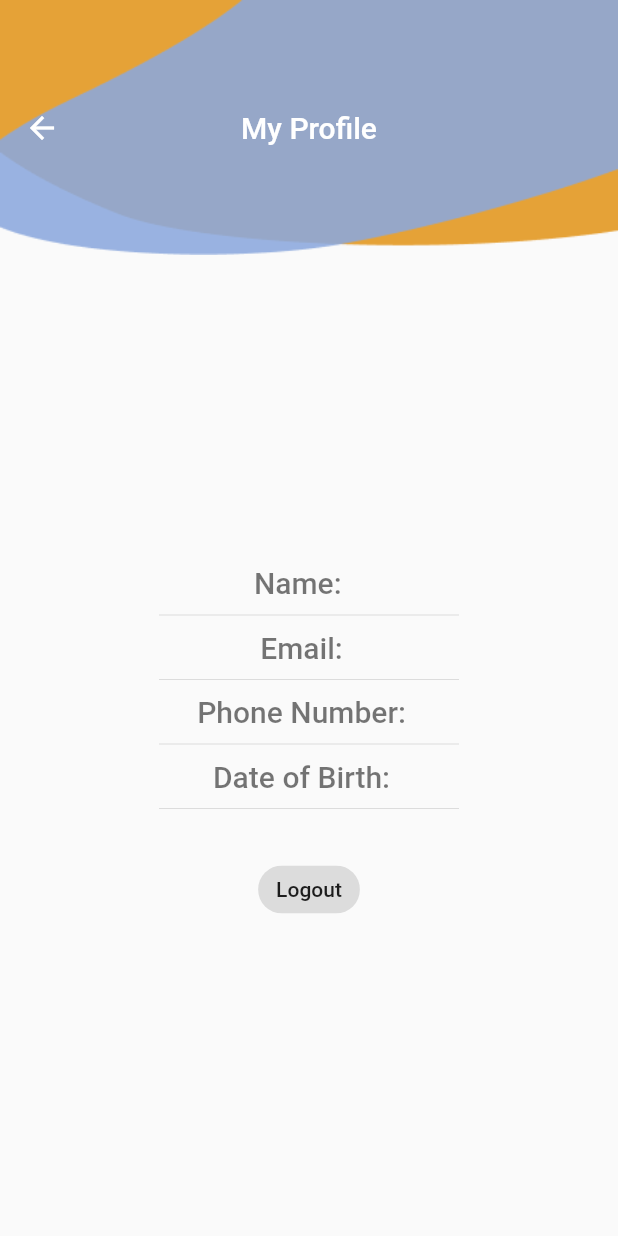
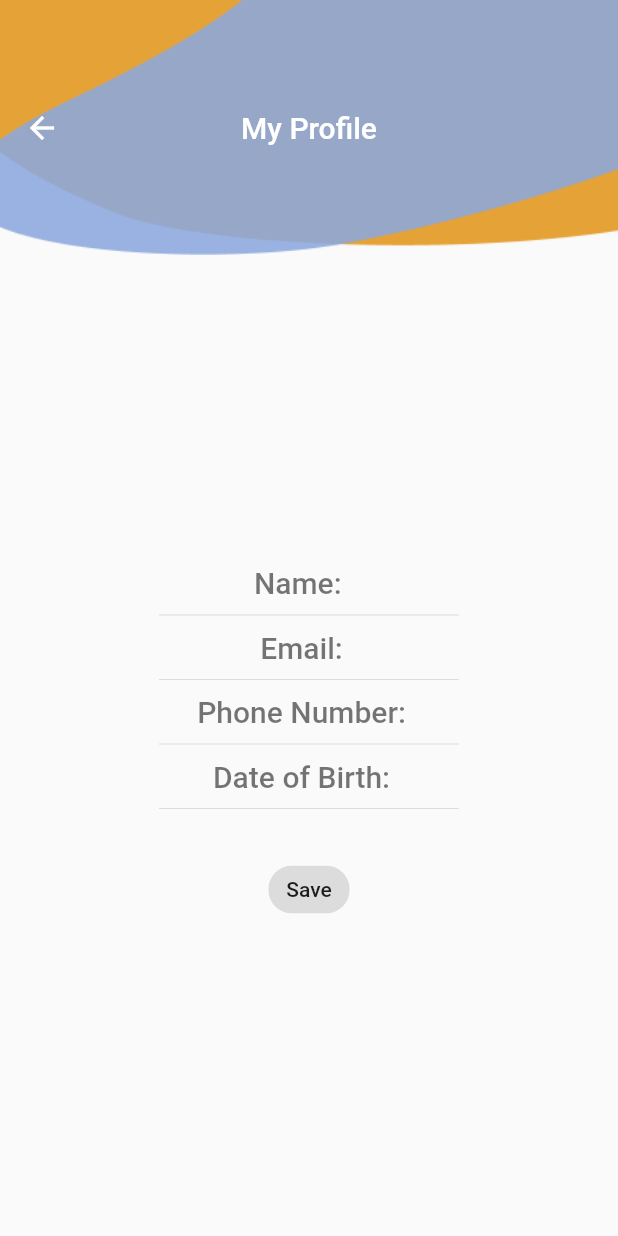
Before and after one commit to shooga12/Taqdaa, a Flutter app: the Homepprofile screen opened directly, on a phone screen of 412 x 824 dp. Run offline on Flutter 3.47's test engine with Material 2 defaults, Android fonts, the phone set to English and light mode, and no system bars; our stand-ins replace cloud_firestore, either_dart, firebase_auth, firebase_core, firebase_database, fluttertoast and 1 more; missing offline and left inert: dart:html, flutter_barcode_scanner; accounts and stored records are empty.

Commit message:
edit profile 2

```diff
--- a/lib/profile/edit_profile.dart
+++ b/lib/profile/edit_profile.dart
@@ -113,7 +113,7 @@ class _HomepprofileState extends State<Homepprofile> {
               //end here
 
               ActionChip(
-                  label: Text("Logout"),
+                  label: Text("Save"),
                   onPressed: (() {
                     logout(context);
 
```
